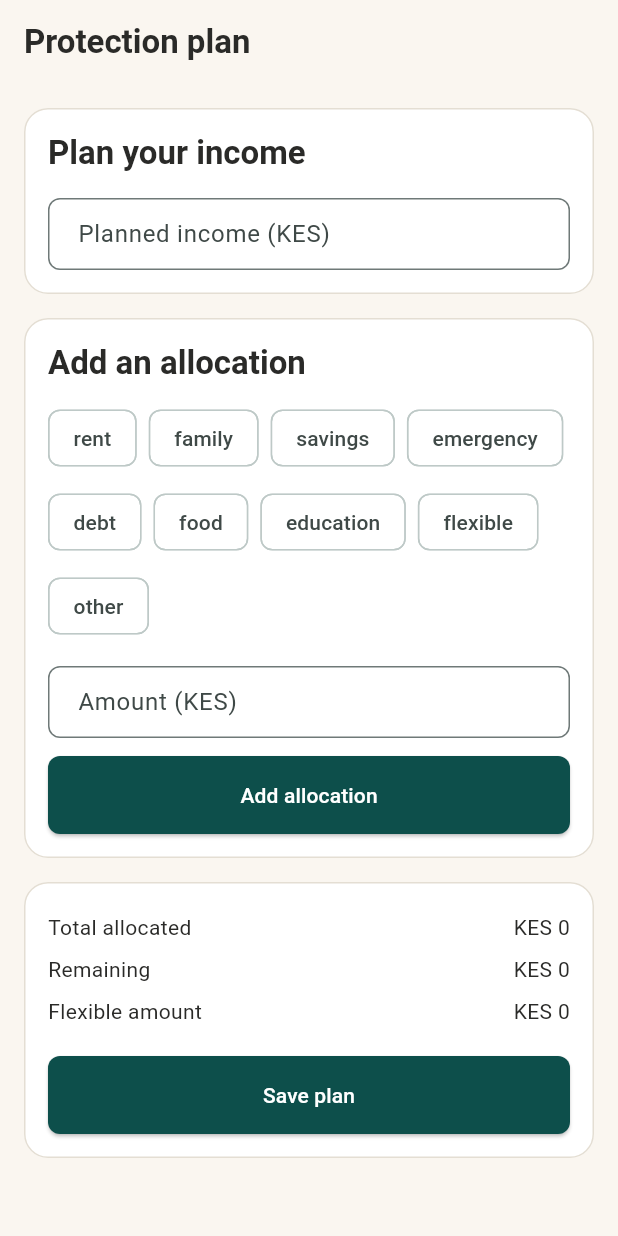
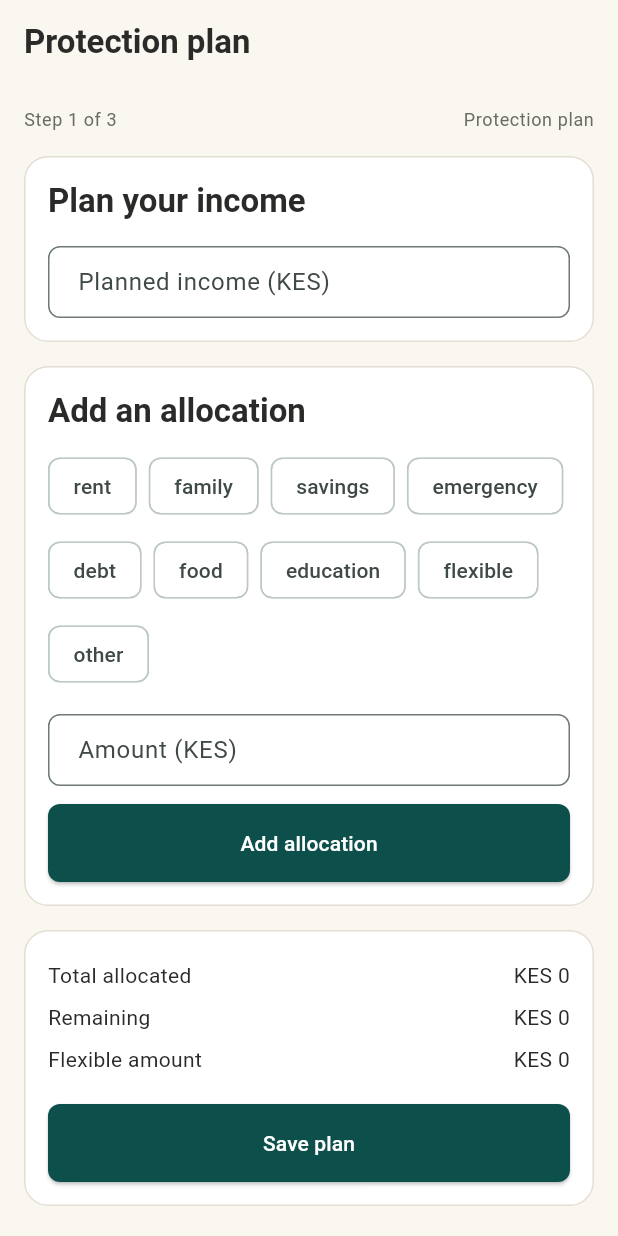
Before and after one commit to M-mutua/ngao, a Flutter app: the ProtectionPlanScreen screen opened by its route, on a phone screen of 412 x 824 dp. Run offline on Flutter 3.47's test engine with Material 3 defaults, Android fonts, the phone set to English and light mode, and no system bars; our stand-ins replace drift, drift_flutter, go_router; accounts and stored records are empty; generated files the repository leaves out were written again.

Commit message:
feat(onboarding): implement onboarding progress indicator across screens

```diff
--- a/lib/features/protection/protection_plan_screen.dart
+++ b/lib/features/protection/protection_plan_screen.dart
@@ -9,6 +9,7 @@ import '../../shared/models/domain_enums.dart';
 import '../../shared/models/protection_plan.dart';
 import '../../shared/widgets/ngao_button.dart';
 import '../../shared/widgets/ngao_card.dart';
+import '../../shared/widgets/ngao_onboarding_progress.dart';
 import '../../shared/widgets/ngao_text_field.dart';
 import '../../shared/widgets/status_indicator.dart';
 
@@ -36,6 +37,7 @@ class _ProtectionPlanScreenState extends State<ProtectionPlanScreen> {
   final _allocations = <Allocation>[];
   AllocationCategory? _selectedCategory;
   String? _formMessage;
+  bool _isLoading = true;
   bool _isSaving = false;
 
   int get _plannedIncome => int.tryParse(_incomeController.text) ?? 0;
@@ -52,6 +54,29 @@ class _ProtectionPlanScreenState extends State<ProtectionPlanScreen> {
   void initState() {
     super.initState();
     _incomeController.addListener(_refreshTotals);
+    _loadPlan();
+  }
+
+  Future<void> _loadPlan() async {
+    try {
+      final plan = await widget.protectionPlanRepository.findByUserId(
+        _currentUserId,
+      );
+      if (!mounted) return;
+      if (plan != null) {
+        _incomeController.text = plan.plannedIncome.toString();
+        _allocations
+          ..clear()
+          ..addAll(plan.allocations);
+      }
+      setState(() => _isLoading = false);
+    } catch (_) {
+      if (!mounted) return;
+      setState(() {
+        _formMessage = 'Could not load your protection plan.';
+        _isLoading = false;
+      });
+    }
   }
 
   void _refreshTotals() => setState(() {});
@@ -128,9 +153,15 @@ class _ProtectionPlanScreenState extends State<ProtectionPlanScreen> {
         child: Center(
           child: ConstrainedBox(
             constraints: const BoxConstraints(maxWidth: 560),
-            child: Column(
-              crossAxisAlignment: CrossAxisAlignment.stretch,
-              children: [
+            child: _isLoading
+                ? const CircularProgressIndicator()
+                : Column(
+                    crossAxisAlignment: CrossAxisAlignment.stretch,
+                    children: [
+                      const NgaoOnboardingProgress(
+                        step: 1,
+                        label: 'Protection plan',
+                      ),
                 NgaoCard(
                   child: Column(
                     crossAxisAlignment: CrossAxisAlignment.stretch,
@@ -148,7 +179,7 @@ class _ProtectionPlanScreenState extends State<ProtectionPlanScreen> {
                       ),
                     ],
                   ),
-                ),
+                      ),
                 const SizedBox(height: 16),
                 NgaoCard(
                   child: Column(
@@ -223,7 +254,9 @@ class _ProtectionPlanScreenState extends State<ProtectionPlanScreen> {
                       const SizedBox(height: 16),
                       NgaoButton(
                         label: _isSaving ? 'Saving...' : 'Save plan',
-                        onPressed: _isSaving || overIncome ? null : _savePlan,
+                        onPressed: _isLoading || _isSaving || overIncome
+                          ? null
+                          : _savePlan,
                       ),
                     ],
                   ),
--- /dev/null
+++ b/lib/shared/widgets/ngao_onboarding_progress.dart
@@ -0,0 +1,32 @@
+import 'package:flutter/material.dart';
+
+import '../../app/theme/design_tokens.dart';
+
+class NgaoOnboardingProgress extends StatelessWidget {
+  const NgaoOnboardingProgress({
+    super.key,
+    required this.step,
+    required this.label,
+  });
+
+  final int step;
+  final String label;
+
+  @override
+  Widget build(BuildContext context) {
+    return Padding(
+      padding: const EdgeInsets.only(bottom: NgaoSpacing.lg),
+      child: Row(
+        children: [
+          Expanded(
+            child: Text(
+              'Step $step of 3',
+              style: Theme.of(context).textTheme.bodySmall,
+            ),
+          ),
+          Text(label, style: Theme.of(context).textTheme.bodySmall),
+        ],
+      ),
+    );
+  }
+}
```
Also changed, not shown: lib/features/onboarding/welcome_screen.dart (+33 -0 lines), lib/features/risk/risk_period_screen.dart (+64 -5 lines), lib/features/trusted_person/trusted_person_screen.dart (+24 -3 lines), 1 other file.
